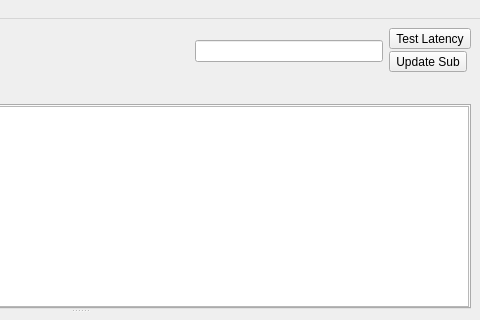
Above: src/ui/mainwindow.ui from Ogstra/proxor before the change; both pictures show x 320 to 800 and y 0 to 320 of the 800 by 600 pixel window. Below: the same form after it.
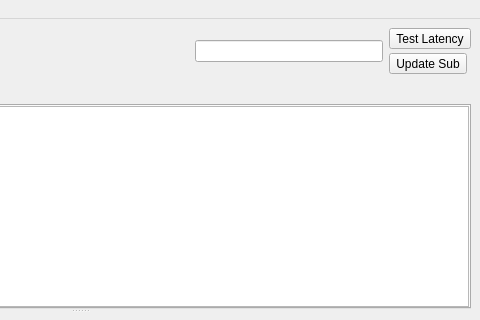
That is the form after the change. Icons and pictures are not drawn. Custom widgets are drawn as their Qt base class.

Commit message: style: space stacked toolbar buttons

Patch:
```diff
--- a/src/ui/mainwindow.ui
+++ b/src/ui/mainwindow.ui
@@ -159,7 +159,7 @@
       <item>
        <layout class="QVBoxLayout" name="verticalLayout_url_sub">
         <property name="spacing">
-         <number>2</number>
+         <number>4</number>
         </property>
         <item>
          <widget class="QToolButton" name="toolButton_url_test">
```
